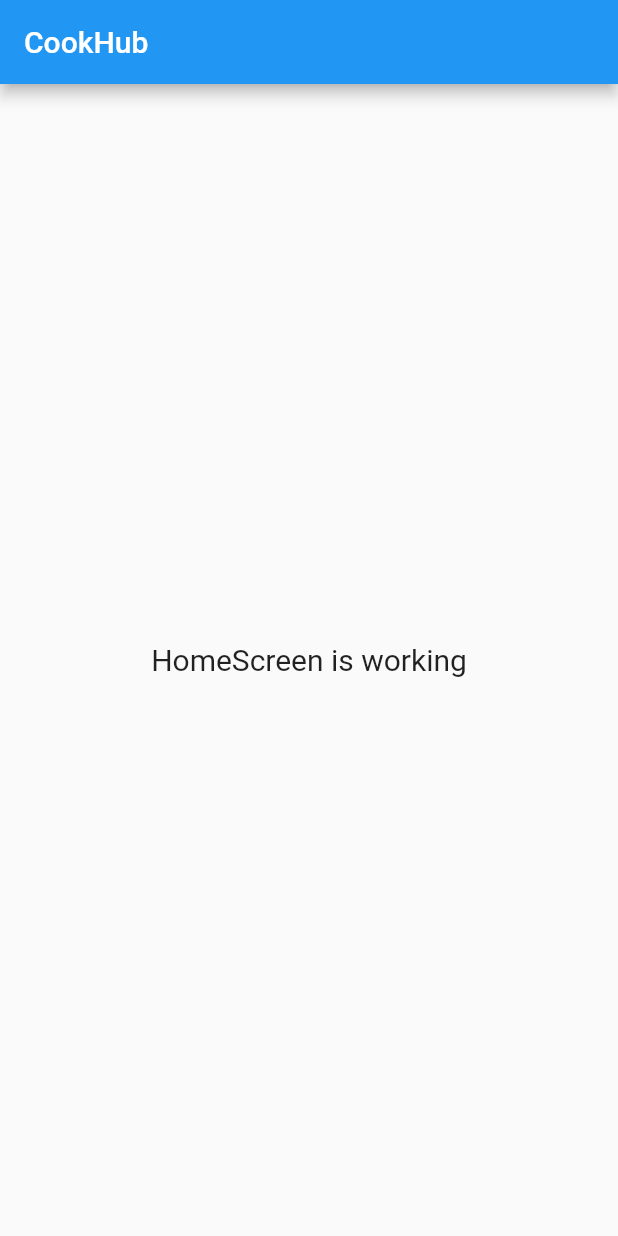
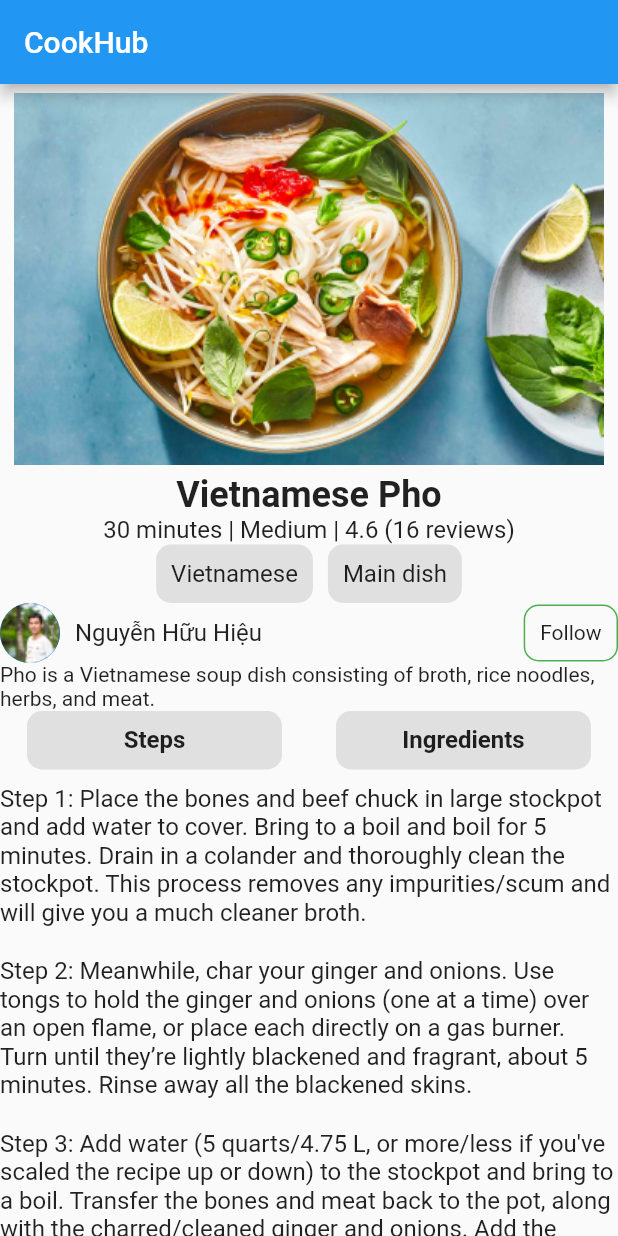
Before and after one commit to k1enttt/cookhub-frontend, a Flutter app: the screen it shows after launch, on a phone screen of 412 x 824 dp. Run offline on Flutter 3.47's test engine with Material 2 defaults, Android fonts, the phone set to English and light mode, and no system bars; our stand-ins replace get.

Commit message:
Raw UI - no funtion

```diff
--- /dev/null
+++ b/lib/app/data/models/comment.dart
@@ -0,0 +1,15 @@
+class Comment {
+  int id;
+  String userName;
+  String userAvt;
+  int rate;
+  String body;
+
+  Comment({
+    required this.id,
+    required this.userName,
+    required this.userAvt,
+    required this.rate,
+    required this.body,
+  });
+}
--- /dev/null
+++ b/lib/app/data/models/ingredient.dart
@@ -0,0 +1,6 @@
+class Ingredient extends Object {
+  String name;
+  String quantity;
+  String unit;
+  Ingredient({required this.name, this.quantity = '', this.unit = ''});
+}
--- /dev/null
+++ b/lib/app/data/models/recipe_step.dart
@@ -0,0 +1,5 @@
+class RecipeStep {
+  String text;
+  List<String> images;
+  RecipeStep({required this.text, this.images = const []});
+}
--- a/lib/app/modules/recipes/recipes_binding.dart
+++ b/lib/app/modules/recipes/recipes_binding.dart
@@ -0,0 +1,9 @@
+import 'package:cookhub_frontend/app/modules/recipes/recipes_controller.dart';
+import 'package:get/get.dart';
+
+class RecipesBinding implements Bindings {
+  @override
+  void dependencies() {
+    Get.lazyPut<RecipesController>(() => RecipesController());
+  }
+}
--- a/lib/app/modules/recipes/recipes_controller.dart
+++ b/lib/app/modules/recipes/recipes_controller.dart
@@ -0,0 +1,5 @@
+import 'package:get/get.dart';
+
+class RecipesController extends GetxController {
+  // Do something
+}
--- /dev/null
+++ b/lib/app/modules/recipes/screens/recipes_screen.dart
@@ -0,0 +1,510 @@
+import 'package:cookhub_frontend/app/data/models/comment.dart';
+import 'package:cookhub_frontend/app/data/models/ingredient.dart';
+import 'package:cookhub_frontend/app/data/models/recipe_step.dart';
+import 'package:cookhub_frontend/core/values/strings.dart';
+import 'package:flutter/material.dart';
+
+class RecipesScreen extends StatelessWidget {
+  const RecipesScreen({Key? key}) : super(key: key);
+
+  @override
+  Widget build(BuildContext context) {
+    double screenWidth = MediaQuery.of(context).size.width;
+    double screenHeight = MediaQuery.of(context).size.height;
+
+    // Data
+    // Bước thực hiện
+    List<RecipeStep> steps = [
+      RecipeStep(
+        text:
+            'Place the bones and beef chuck in large stockpot and add water to cover. Bring to a boil and boil for 5 minutes. Drain in a colander and thoroughly clean the stockpot. This process removes any impurities/scum and will give you a much cleaner broth.',
+      ),
+      RecipeStep(
+        text:
+            'Meanwhile, char your ginger and onions. Use tongs to hold the ginger and onions (one at a time) over an open flame, or place each directly on a gas burner. Turn until they’re lightly blackened and fragrant, about 5 minutes. Rinse away all the blackened skins.',
+      ),
+      RecipeStep(
+        text:
+            'Add water (5 quarts/4.75 L, or more/less if you\'ve scaled the recipe up or down) to the stockpot and bring to a boil. Transfer the bones and meat back to the pot, along with the charred/cleaned ginger and onions. Add the scallions, fish sauce and sugar. Reduce the heat to low, and simmer until the beef chuck is tender, about 40 minutes. Skim the surface often to remove any foam and fat.',
+        images: ['assets/steps_3_imgs_1.png'],
+      ),
+      RecipeStep(
+        text:
+            'Remove one piece of the chuck and transfer to a bowl of ice water to stop the cooking process. Then transfer this piece of beef to a container and refrigerate (you will slice this to serve with your pho later. If you were to leave it in the pot, it would be too dry to eat). Leave the other piece of chuck in the pot to flavor the broth.',
+      ),
+      RecipeStep(
+        text:
+            'Remove one piece of the chuck and transfer to a bowl of ice water to stop the cooking process. Then transfer this piece of beef to a container and refrigerate (you will slice this to serve with your pho later. If you were to leave it in the pot, it would be too dry to eat). Leave the other piece of chuck in the pot to flavor the broth.',
+        images: const [
+          'assets/steps_5_imgs_1.png',
+          'assets/steps_5_imgs_2.png',
+          'assets/steps_5_imgs_3.png',
+        ],
+      ),
+    ];
+
+    // Thành phần
+    List<Ingredient> ingredients = [
+      Ingredient(name: 'Beef bones', quantity: '500', unit: 'pounds'),
+      Ingredient(name: 'Yellow onions', quantity: '2'),
+      Ingredient(name: 'Ginger', quantity: '100', unit: 'g'),
+      Ingredient(name: 'Beef chuck', quantity: '5', unit: 'pounds'),
+      Ingredient(name: 'Fish sauce', quantity: '1/2', unit: 'cup'),
+      Ingredient(name: 'Water', quantity: '5', unit: 'quart'),
+      Ingredient(name: 'Rock Sugar', quantity: '21/2', unit: 'ounces'),
+      Ingredient(name: 'Cinnamon stick', quantity: '1'),
+      Ingredient(name: 'Fennel seeds', quantity: '2', unit: 'teaspoon'),
+      Ingredient(name: 'Salt', quantity: '1', unit: 'teaspoon'),
+      Ingredient(name: 'Star anise', quantity: '8'),
+      Ingredient(name: 'Slided chilli'),
+      Ingredient(name: 'Spring onion'),
+      Ingredient(name: 'Cilantro'),
+    ];
+
+    // Bình luận
+    List<Comment> comments = [
+      Comment(
+        id: 1,
+        userName: 'Tien Da',
+        userAvt: 'assets/user_avt.png',
+        rate: 4,
+        body: 'This is a very good recipe. I will try it soon',
+      ),
+      Comment(
+        id: 2,
+        userName: 'Tien Da',
+        userAvt: 'assets/user_avt.png',
+        rate: 2,
+        body: 'This is a very good recipe. I will try it soon',
+      ),
+      Comment(
+        id: 3,
+        userName: 'Tien Da',
+        userAvt: 'assets/user_avt.png',
+        rate: 3,
+        body: 'This is a very good recipe. I will try it soon',
+      ),
+      Comment(
+        id: 4,
+        userName: 'Tien Da',
+        userAvt: 'assets/user_avt.png',
+        rate: 5,
+        body: 'This is a very good recipe. I will try it soon',
+      ),
+      Comment(
+        id: 5,
+        userName: 'Tien Da',
+        userAvt: 'assets/user_avt.png',
+        rate: 1,
+        body: 'This is a very good recipe. I will try it soon',
+      ),
+    ];
+    return Scaffold(
+      appBar: AppBar(
+        title: const Text(Strings.appName),
+      ),
+      body: ListView(
+        scrollDirection: Axis.vertical,
+        children: [
+          // Hình ảnh nền
+          Image(
+            image: const AssetImage('assets/back_image.png'),
+            width: screenWidth,
+          ),
+
+          // Tựa đề
+          // Thời gian nấu | Độ khó | Đánh giá
+          const Text(
+            "Vietnamese Pho",
+            textAlign: TextAlign.center,
+            style: TextStyle(fontSize: 24, fontWeight: FontWeight.bold),
+          ),
+          const Text(
+            "30 minutes | Medium | 4.6 (16 reviews)",
+            textAlign: TextAlign.center,
+            style: TextStyle(fontSize: 16, fontWeight: FontWeight.normal),
+          ),
+
+          // Tags
+          SizedBox(
+            child: Row(
+              mainAxisAlignment: MainAxisAlignment.center,
+              children: [
+                Container(
+                  decoration: BoxDecoration(
+                    borderRadius: BorderRadius.circular(10),
+                    color: Colors.grey[300],
+                  ),
+                  padding: const EdgeInsets.all(10),
+                  child: const Text(
+                    "Vietnamese",
+                    style:
+                        TextStyle(fontSize: 16, fontWeight: FontWeight.normal),
+                  ),
+                ),
+                const SizedBox(width: 10),
+                Container(
+                  decoration: BoxDecoration(
+                    borderRadius: BorderRadius.circular(10),
+                    color: Colors.grey[300],
+                  ),
+                  padding: const EdgeInsets.all(10),
+                  child: const Text(
+                    "Main dish",
+                    style:
+                        TextStyle(fontSize: 16, fontWeight: FontWeight.normal),
+                  ),
+                ),
+              ],
+            ),
+          ),
+
+          // Tác giả
+          SizedBox(
+            child: Row(
+              mainAxisAlignment: MainAxisAlignment.spaceBetween,
+              children: [
+                SizedBox(
+                  child: Row(
+                    children: const [
+                      CircleAvatar(
+                        backgroundImage: AssetImage('assets/author_avt.png'),
+                        radius: 20,
+                      ),
+                      SizedBox(width: 10),
+                      Text(
+                        "Nguyễn Hữu Hiệu",
+                        style: TextStyle(
+                            fontSize: 16, fontWeight: FontWeight.normal),
+                      ),
+                    ],
+                  ),
+                ),
+                Container(
+                  padding: const EdgeInsets.all(10),
+                  decoration: BoxDecoration(
+                    borderRadius: BorderRadius.circular(10),
+                    border: Border.all(color: Colors.green),
+                  ),
+                  child: const Text('Follow'),
+                )
+              ],
+            ),
+          ),
+
+          // Mô tả
+          const Text(
+              'Pho is a Vietnamese soup dish consisting of broth, rice noodles, herbs, and meat.'),
+
+          // Các bước thực hiện && Thành phần - Nút bấm
+          SizedBox(
+            child: Row(
+              mainAxisAlignment: MainAxisAlignment.spaceAround,
+              children: [
+                Container(
+                  width: 170,
+                  alignment: Alignment.center,
+                  padding: const EdgeInsets.all(10),
+                  decoration: BoxDecoration(
+                    borderRadius: BorderRadius.circular(10),
+                    color: Colors.grey[300],
+                  ),
+                  child: const Text(
+                    "Steps",
+                    style: TextStyle(fontSize: 16, fontWeight: FontWeight.bold),
+                  ),
+                ),
+                Container(
+                  width: 170,
+                  alignment: Alignment.center,
+                  padding: const EdgeInsets.all(10),
+                  decoration: BoxDecoration(
+                    borderRadius: BorderRadius.circular(10),
+                    color: Colors.grey[300],
+                  ),
+                  child: const Text(
+                    "Ingredients",
+                    style: TextStyle(fontSize: 16, fontWeight: FontWeight.bold),
+                  ),
+                ),
+              ],
+            ),
+          ),
+
+          // Các bước chi tiết
+          (steps.isEmpty)
+              ? const Text('No steps')
+              : SizedBox(
+                  height: 500,
+                  child: ListView.builder(
+                    scrollDirection: Axis.vertical,
+                    shrinkWrap: true,
+                    physics: const PageScrollPhysics(),
+                    itemCount: steps.length,
+                    itemBuilder: (context, index) {
+                      return Column(
+                        children: [
+                          // Text
+                          Container(
+                            alignment: Alignment.centerLeft,
+                            padding: const EdgeInsets.only(top: 10, bottom: 10),
+                            child: Text(
+                              'Step ${index + 1}: ${steps[index].text}',
+                              style: const TextStyle(
+                                  fontSize: 16, fontWeight: FontWeight.normal),
+                            ),
+                          ),
+
+                          // Images
+                          (steps[index].images.isEmpty)
+                              ? Container()
+                              // Có 1 ảnh
+                              : (steps[index].images.length == 1)
+                                  ? SizedBox(
+                                      width: screenWidth,
+                                      child: Image(
+                                        image:
+                                            AssetImage(steps[index].images[0]),
+                                      ),
+                                    )
+                                  :
+                                  // Nhiều hơn 1 ảnh
+                                  Wrap(
+                                      spacing: 10,
+                                      runSpacing: 10,
+                                      direction: Axis.horizontal,
+                                      children: List.generate(
+                                        steps[index].images.length,
+                                        (indexImg) => SizedBox(
+                                          width: screenWidth / 4,
+                                          child: Image(
+                                            image: AssetImage(
+                                                steps[index].images[indexImg]),
+                                          ),
+                                        ),
+                                      ),
+                                    ),
+                        ],
+                      );
+                    },
+                  ),
+                ),
+
+          // Thành phần chi tiết
+          SizedBox(
+            child: Column(
+              children: [
+                // Số lượng phần ăn được phục vụ
+                SizedBox(
+                  child: Row(
+                    mainAxisAlignment: MainAxisAlignment.spaceBetween,
+                    children: [
+                      const Text('How many servings?'),
+
+                      // Quantity and button to increase/decrease
+                      SizedBox(
+                        child: Row(
+                          mainAxisAlignment: MainAxisAlignment.center,
+                          children: [
+                            IconButton(
+                                onPressed: () {},
+                                icon: const Icon(
+                                  Icons.remove_circle_outline,
+                                  size: 16,
+                                  color: Colors.green,
+                                )),
+                            Container(
+                              padding: const EdgeInsets.all(10),
+                              child: const Text(
+                                "1",
+                                style: TextStyle(
+                                    fontSize: 16, fontWeight: FontWeight.bold),
+                              ),
+                            ),
+                            IconButton(
+                                onPressed: () {},
+                                icon: const Icon(
+                                  Icons.add_circle_outline,
+                                  size: 16,
+                                  color: Colors.green,
+                                )),
+                          ],
+                        ),
+                      ),
+                    ],
+                  ),
+                ),
+
+                // Số lượng gia vị
+                const Text(
+                  "15 ingredients",
+                  style: TextStyle(fontSize: 16, fontWeight: FontWeight.bold),
+                ),
+
+                // Danh sách các thành phần
+                (ingredients.isEmpty)
+                    ? const Text('No ingredients')
+                    : (ListView.builder(
+                        shrinkWrap: true,
+                        physics: const NeverScrollableScrollPhysics(),
+                        itemCount: ingredients.length,
+                        itemBuilder: (context, index) {
+                          return Row(
+                            mainAxisAlignment: MainAxisAlignment.spaceBetween,
+                            children: [
+                              SizedBox(
+                                child: Row(children: [
+                                  SizedBox(
+                                    width: 20,
+                                    height: 20,
+                                    child: Checkbox(
+                                      value: false,
+                                      onChanged: (value) {},
+                                    ),
+                                  ),
+                                  Text(
+                                    ingredients[index].name,
+                                    style: const TextStyle(
+                                        fontSize: 16,
+                                        fontWeight: FontWeight.normal),
+                                  ),
+                                ]),
+                              ),
+                              Text(
+                                '${ingredients[index].quantity} ${ingredients[index].unit}',
+                                style: const TextStyle(
+                                    fontSize: 16,
+                                    fontWeight: FontWeight.normal),
+                              ),
+                            ],
+                          );
+                        },
+                      )),
+              ],
+            ),
+          ),
+
+          // Nút xem thêm
+          TextButton(
+            onPressed: () {
+              // Mở rộng nội dung Steps và Ingredients
+            },
+            child: const Text('View more'),
+          ),
+
+          // Comments
+          const Text(
+            "Comments",
+            style: TextStyle(fontSize: 16, fontWeight: FontWeight.bold),
+          ),
+
+          SizedBox(
+              child: Row(
+            children: [
+              const Image(image: AssetImage('assets/user_avt.png')),
+              const SizedBox(width: 10),
+              Expanded(
+                child: TextField(
+                  decoration: InputDecoration(
+                    isDense: true,
+                    contentPadding: const EdgeInsets.all(8),
+                    hintText: 'Add your comment here',
+                    border: OutlineInputBorder(
+                      borderRadius: BorderRadius.circular(10),
+                      borderSide:
+                          BorderSide(color: Colors.grey[300]!, width: 3.0),
+                    ),
+                  ),
+                ),
+              ),
+            ],
+          )),
+
+          // Danh sách các comment
+          comments.isEmpty
+              ? const Text('No comments')
+              : Container(
+                  margin:
+                      const EdgeInsets.symmetric(vertical: 20, horizontal: 10),
+                  child: ListView.builder(
+                      shrinkWrap: true,
+                      physics: const NeverScrollableScrollPhysics(),
+                      itemCount: comments.length,
+                      itemBuilder: (context, index) {
+                        return Column(
+                          children: [
+                            // User name + 5 sao
+                            SizedBox(
+                              child: Row(
+                                mainAxisAlignment:
+                                    MainAxisAlignment.spaceBetween,
+                                children: [
+                                  // Avater + Name
+                                  SizedBox(
+                                    child: Row(
+                                      children: [
+                                        Image(
+                                            image: AssetImage(
+                                                comments[index].userAvt)),
+                                        const SizedBox(width: 10),
+                                        Text(
+                                          comments[index].userName,
+                                          style: const TextStyle(
+                                              fontSize: 16,
+                                              fontWeight: FontWeight.bold),
+                                        ),
+                                      ],
+                                    ),
+                                  ),
+                                  // 5 sao
+                                  const SizedBox(width: 10),
+                                  SizedBox(
+                                    child: Row(
+                                      children: List.generate(
+                                        5,
+                                        (indexRate) {
+                                          Widget star = const Icon(
+                                            Icons.star,
+                                            color: Colors.yellow,
+                                            size: 16,
+                                          );
+                                          if (indexRate >
+                                              comments[index].rate) {
+                                            star = const Icon(
+                                              Icons.star,
+                                              color: Colors.grey,
+                                              size: 16,
+                                            );
+                                          }
+
+                                          return star;
+                                        },
+                                      ),
+                                    ),
+                                  )
+                                ],
+                              ),
+                            ),
+
+                            // Comment
+                            const Text(
+                              'This is a very good recipe. I will try it soon',
+                              style: TextStyle(
+                                  fontSize: 16, fontWeight: FontWeight.normal),
+                            ),
+                          ],
+                        );
+                      }),
+                ),
+          // Nút View more comments
+          TextButton(
+            onPressed: () {
+              // Mở rộng nội dung Comments
+            },
+            child: const Text('View all 1000 comments'),
+          ),
+        ],
+      ),
+    );
+  }
+}
--- a/lib/main.dart
+++ b/lib/main.dart
@@ -1,4 +1,4 @@
-import 'package:cookhub_frontend/app/modules/home/screens/home_screen.dart';
+import 'package:cookhub_frontend/app/modules/recipes/screens/recipes_screen.dart';
 import 'package:flutter/material.dart';
 
 void main() {
@@ -16,7 +16,7 @@ class MyApp extends StatelessWidget {
       theme: ThemeData(
         primarySwatch: Colors.blue,
       ),
-      home: const HomeScreen(),
+      home: const RecipesScreen(),
     );
   }
 }
--- a/lib/routes/pages.dart
+++ b/lib/routes/pages.dart
@@ -1,9 +1,11 @@
 import 'package:cookhub_frontend/app/modules/home/screens/home_screen.dart';
+import 'package:cookhub_frontend/app/modules/recipes/screens/recipes_screen.dart';
 import 'package:cookhub_frontend/routes/routes.dart';
 import 'package:get/get.dart';
 
 class AppPages {
   static List<GetPage> pages = [
-    GetPage(name: AppRoutes.home, page: () => const HomeScreen())
+    GetPage(name: AppRoutes.home, page: () => const HomeScreen()),
+    GetPage(name: AppRoutes.recipes, page: () => const RecipesScreen())
   ];
 }
--- a/lib/routes/routes.dart
+++ b/lib/routes/routes.dart
@@ -1,3 +1,4 @@
 class AppRoutes {
   static const String home = '/';
+  static const String recipes = '$home/recipes';
 }
--- a/pubspec.yaml
+++ b/pubspec.yaml
@@ -60,9 +60,8 @@ flutter:
   uses-material-design: true
 
   # To add assets to your application, add an assets section, like this:
-  # assets:
-  #   - images/a_dot_burr.jpeg
-  #   - images/a_dot_ham.jpeg
+  assets:
+    - assets/
 
   # An image asset can refer to one or more resolution-specific "variants", see
   # https://flutter.dev/assets-and-images/#resolution-aware
```
Also changed, not shown: assets/author_avt.png (added), assets/back_image.png (added), assets/steps_3_imgs_1.png (added), assets/steps_5_imgs_1.png (added), assets/steps_5_imgs_2.png (added), assets/steps_5_imgs_3.png (added), assets/user_avt.png (added), lib/core/utils/masks.dart (deleted), 1 other file.
